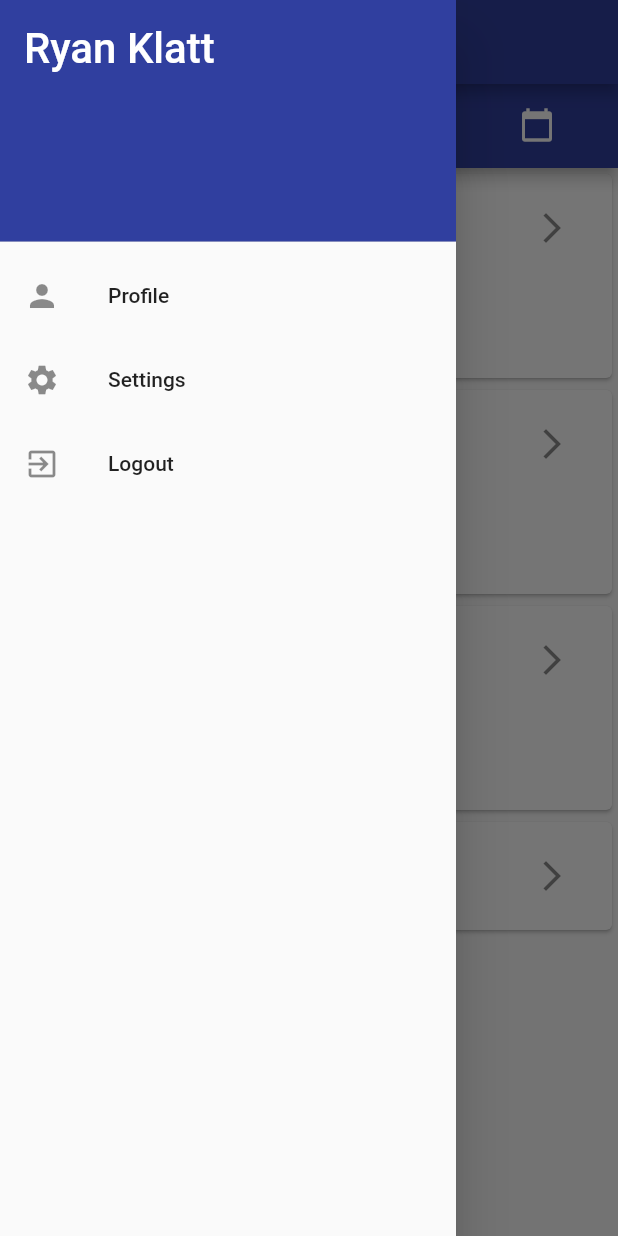
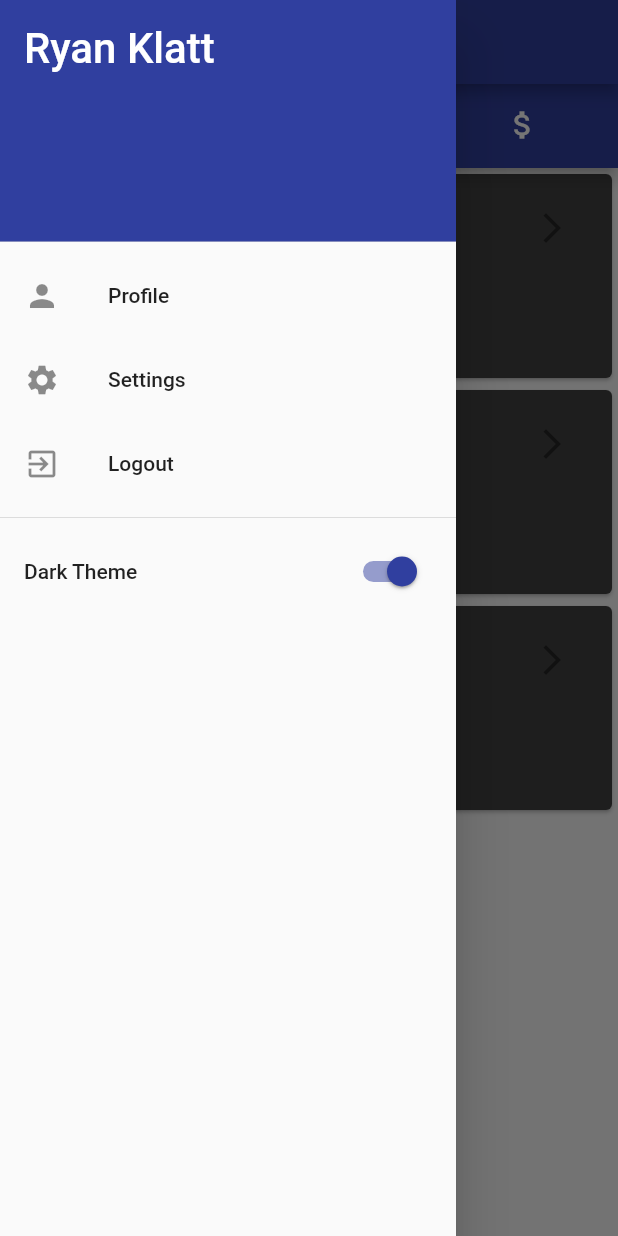
Before and after one commit to RyanKlatt/driver-manager-flutter, a Flutter app: the screen it shows after launch, in the side drawer, after a tap on "Settings", on a phone screen of 412 x 824 dp. Run offline on Flutter 3.47's test engine with Material 2 defaults, Android fonts, the phone set to English and light mode, and no system bars; our stand-ins replace dynamic_theme, shared_preferences.

Commit message:
Dynamic Theming completed

```diff
--- a/lib/main.dart
+++ b/lib/main.dart
@@ -1,20 +1,19 @@
 import 'package:flutter/material.dart';
 import 'package:dynamic_theme/dynamic_theme.dart';
+import 'package:shared_preferences/shared_preferences.dart';
 
 import 'pages/home_page.dart';
 import 'pages/time_clock.dart';
-import 'pages/calendar.dart';
 import 'pages/maintenance.dart';
 import 'pages/expenses.dart';
 
 void main() => runApp(new DriverManager());
 
 class DriverManager extends StatelessWidget {
-  // This widget is the root of your application.
   @override
   Widget build(BuildContext context) {
     return new DynamicTheme(
-        defaultBrightness: Brightness.dark,
+        defaultBrightness: Brightness.light,
         data: (brightness) => new ThemeData(
               primaryColor: Colors.indigo[700],
               accentColor: Colors.grey[800],
@@ -44,8 +43,37 @@ class MyHomePage extends StatefulWidget {
 }
 
 class _AppHomeState extends State<MyHomePage> {
-  @override
-  Widget build(BuildContext context) {
+  bool _isDarkTheme;
+
+  void initState() {
+    super.initState();
+    _loadTheme();
+  }
+
+  _loadTheme() async {
+    SharedPreferences prefs = await SharedPreferences.getInstance();
+    setState(() {
+      _isDarkTheme = (prefs.getBool('isDark') ?? true);
+      if (_isDarkTheme == false) {
+        DynamicTheme.of(context).setThemeData(new ThemeData(
+            accentColor: Theme.of(context).accentColor == Colors.grey[800]
+                ? Colors.white
+                : Colors.white,
+            primaryColor: Colors.indigo[700],
+            primaryColorDark: Colors.indigo[900]));
+      }
+    });
+  }
+
+  _saveTheme(bool themeValue) async {
+    SharedPreferences prefs = await SharedPreferences.getInstance();
+    _isDarkTheme = (prefs.getBool('isDark') ?? false);
+    setState(() {
+      _isDarkTheme = themeValue;
+    });
+    prefs.setBool('isDark', _isDarkTheme);
+  }
+
   void changeColor() {
     DynamicTheme.of(context).setThemeData(new ThemeData(
         accentColor: Theme.of(context).accentColor == Colors.white
@@ -58,6 +86,8 @@ class _AppHomeState extends State<MyHomePage> {
         primaryColorDark: Colors.indigo[900]));
   }
 
+  @override
+  Widget build(BuildContext context) {
     return Scaffold(
         appBar: new AppBar(
           title: Text(widget.title),
@@ -87,7 +117,7 @@ class _AppHomeState extends State<MyHomePage> {
                 title: Text("Settings"),
                 leading: Icon(Icons.settings),
                 onTap: () {
-                  changeColor();
+                  print('hello');
                 },
               ),
               ListTile(
@@ -95,6 +125,19 @@ class _AppHomeState extends State<MyHomePage> {
                 leading: Icon(Icons.exit_to_app),
                 onTap: () {
                   Navigator.pop(context);
+                },
+              ),
+              new Divider(),
+              new SwitchListTile(
+                title: new Text('Dark Theme'),
+                activeColor: Theme.of(context).primaryColor,
+                value: _isDarkTheme,
+                onChanged: (bool themeValue) {
+                  setState(() {
+                    _isDarkTheme = themeValue;
+                    changeColor();
+                    _saveTheme(_isDarkTheme);
+                  });
                 },
               )
             ],
@@ -111,7 +154,6 @@ class _AppHomeState extends State<MyHomePage> {
                   new Tab(icon: new Icon(Icons.access_time)),
                   new Tab(icon: new Icon(Icons.build)),
                   new Tab(icon: new Icon(Icons.attach_money)),
-                  new Tab(icon: new Icon(Icons.calendar_today)),
                 ],
                 indicatorColor: Colors.white,
               ),
@@ -122,7 +164,6 @@ class _AppHomeState extends State<MyHomePage> {
                 new TimeClock(),
                 new Maintenance(),
                 new Expenses(),
-                new Calendar(),
               ],
             ),
           ),
--- a/lib/pages/home_page.dart
+++ b/lib/pages/home_page.dart
@@ -165,7 +165,7 @@ class _HomeState extends State<Home> {
               ],
             ),
           ),
-          Card(
+          /*Card(
             color: Theme.of(context).accentColor,
             child: new Column(
               mainAxisSize: MainAxisSize.min,
@@ -190,7 +190,7 @@ class _HomeState extends State<Home> {
                 ),
               ],
             ),
-          ),
+          ),*/
         ],
       );
 }
--- a/pubspec.yaml
+++ b/pubspec.yaml
@@ -4,7 +4,7 @@ description: A new Flutter project.
 dependencies:
   flutter:
     sdk: flutter
-
+  shared_preferences: "^0.4.2"
   dynamic_theme:
     git:
       url: git://github.com/Norbert515/dynamic_theme.git
```
Also changed, not shown: pubspec.lock. Lines whose indentation alone changed are shown as unchanged.
